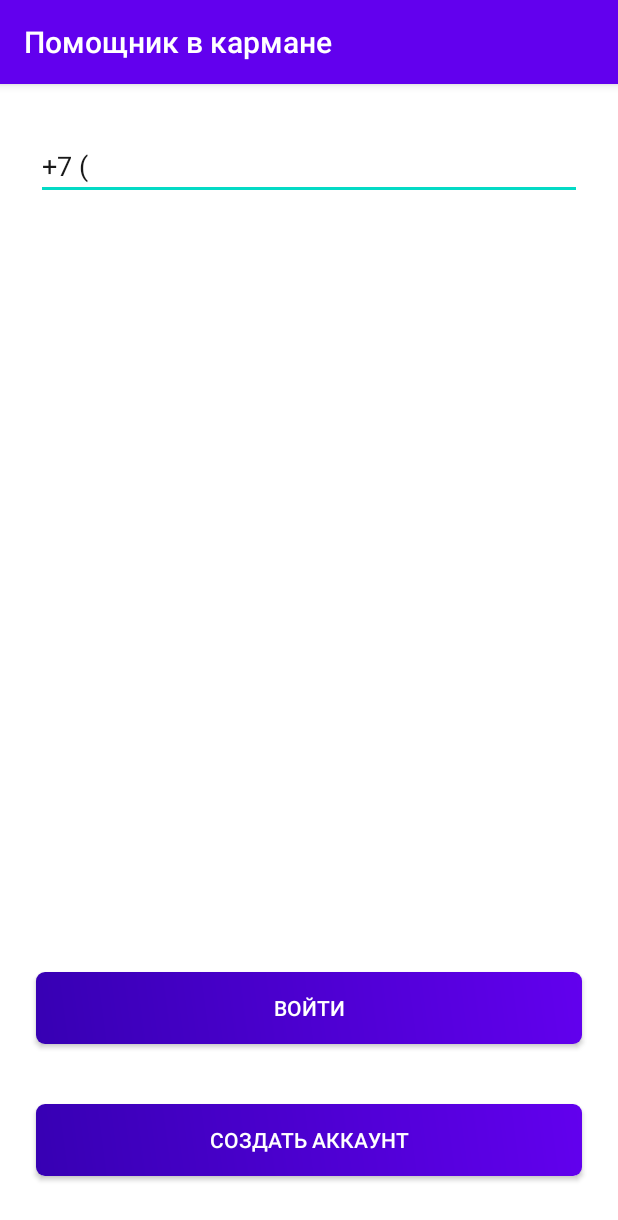
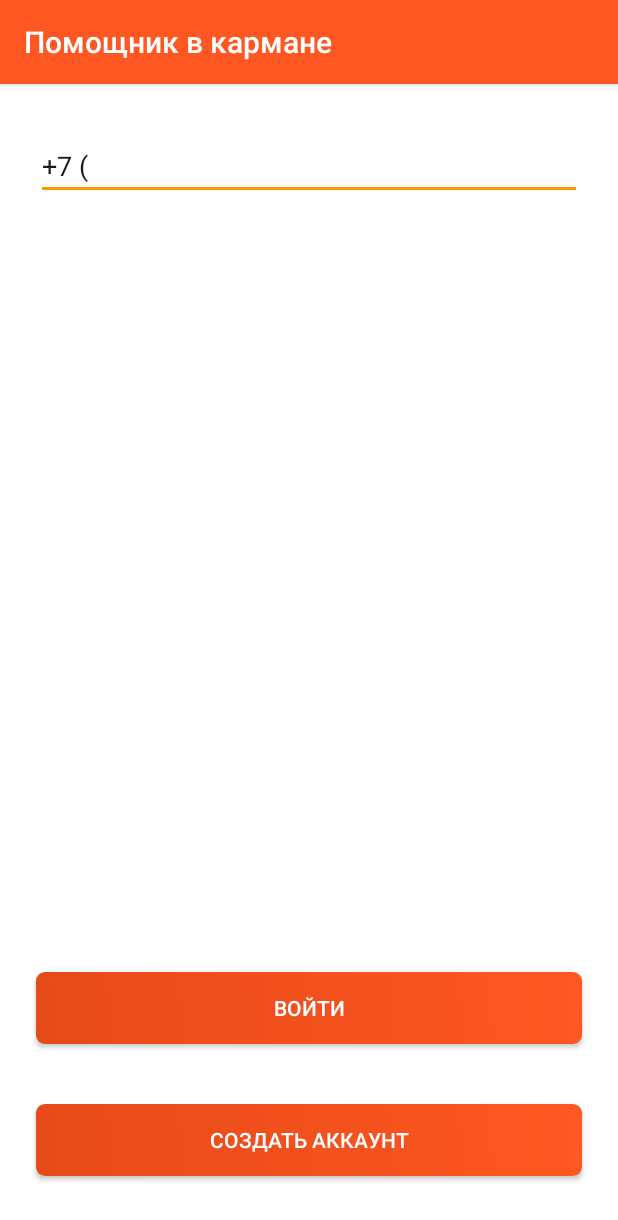
Before and after one commit to Dru128/VolunteerHelper, an Android app: the screen it shows after launch (SignInActivity), on a phone screen of 412 x 824 dp. Shown: the top 1220 px of the screen. Run offline under Robolectric (Android 15) with nearby library versions, the phone set to English and light mode, and no system bars; our stand-ins replace Firebase (no records; nobody signed in at launch, a user with empty details on screens opened directly); libraries missing offline, so code that uses them is left out: ru.tinkoff.decoro; 3 statements that could not run were skipped.

Commit message:
исправление ошибок и загрузочный экран

```diff
--- a/app/src/main/java/com/arbonik/helper/auth/SignInActivity.kt
+++ b/app/src/main/java/com/arbonik/helper/auth/SignInActivity.kt
@@ -17,16 +17,16 @@ class SignInActivity : AuthBase()
 {
     override fun onCreate(savedInstanceState: Bundle?)
     {
+        setTheme(R.style.AppTheme)
         super.onCreate(savedInstanceState)
         setContentView(R.layout.activity_auth)
-
-        val phone_sign = findViewById<EditText>(R.id.phone_sign)
 
         if(sharedPreferenceUser.checkAuth())
         {
             startActivity(Intent(this, MainActivity::class.java))
             finish()
         }
+        val phone_sign = findViewById<EditText>(R.id.phone_sign)
         makeMask(phone_sign)
         singInBotton.setOnClickListener { v ->
             val allView = auth_activity_container.children
--- /dev/null
+++ b/app/src/main/res/drawable/launch_screen.xml
@@ -0,0 +1,20 @@
+<?xml version="1.0" encoding="utf-8"?>
+
+<!-- Атрибут android:opacity=”opaque” крайне важен для предотвращения черных миганий при переходе к вашей теме -->
+<layer-list
+    xmlns:android="http://schemas.android.com/apk/res/android"
+    android:opacity="opaque">
+
+    <!-- Цвет фона, предпочтительно как в главной теме -->
+    <item android:drawable="@android:color/white"/>
+
+    <!-- Лого приложения -->
+    <item
+        android:height="68.6dp"
+        android:width="80.4dp"
+        android:gravity="center">
+        <bitmap android:src="@drawable/logo"/>
+
+    </item>
+
+</layer-list>
--- a/app/src/main/res/values/color.xml
+++ b/app/src/main/res/values/color.xml
@@ -5,8 +5,8 @@
     <color name="blue">#0000FF</color>
     <color name="black">#E6000000</color>
 
-    <color name="colorPrimary">#6200EE</color>
-    <color name="colorPrimaryDark">#3700B3</color>
-    <color name="colorAccent">#03DAC5</color>
-    <color name="layoutColorBlue">#661E88E5</color>
+    <color name="colorPrimary">#ff5722</color>
+    <color name="colorPrimaryDark">#e64a19</color>
+    <color name="colorAccent">#ff9800</color>
+    <color name="layoutColorBlue">#ffccbc</color>
 </resources>
--- a/app/src/main/res/values/styles.xml
+++ b/app/src/main/res/values/styles.xml
@@ -13,4 +13,8 @@
         <item name="colorControlActivated">@color/colorAccent</item>
     </style>
 
+    <style name="AppTheme.Launcher">
+        <!-- загрузочный экран -->
+        <item name="android:windowBackground">@drawable/launch_screen</item>
+    </style>
 </resources>
--- a/build.gradle
+++ b/build.gradle
@@ -8,7 +8,7 @@ buildscript {
 
     }
     dependencies {
-        classpath 'com.android.tools.build:gradle:4.1.1'
+        classpath 'com.android.tools.build:gradle:4.1.2'
         classpath "org.jetbrains.kotlin:kotlin-gradle-plugin:$kotlin_version"
         classpath 'com.google.gms:google-services:4.3.3'
         // NOTE: Do not place your application dependencies here; they belong
```
Also changed, not shown: app/src/main/AndroidManifest.xml (+5 -14 lines).
